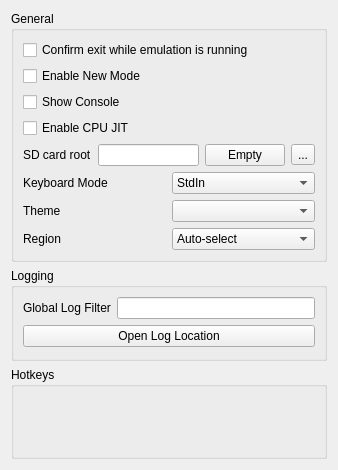
Above: src/citra_qt/configuration/configure_general.ui from grimtnt/citra before the change. Below: the same form after it.
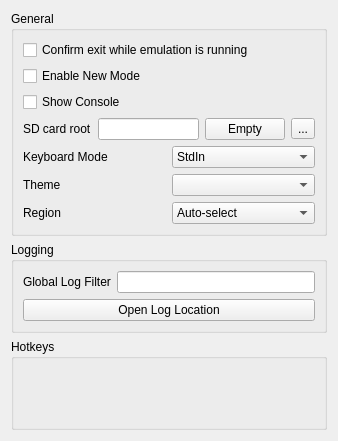
That is the form after the change. Custom widgets are drawn as their Qt base class.

The edit to the form file:
```diff
--- a/src/citra_qt/configuration/configure_general.ui
+++ b/src/citra_qt/configuration/configure_general.ui
@@ -7,7 +7,7 @@
     <x>0</x>
     <y>0</y>
     <width>338</width>
-    <height>470</height>
+    <height>441</height>
    </rect>
   </property>
   <property name="windowTitle">
@@ -48,13 +48,6 @@
             </property>
            </widget>
           </item>
-          <item>
-           <widget class="QCheckBox" name="toggle_cpu_jit">
-            <property name="text">
-             <string>Enable CPU JIT</string>
-            </property>
-           </widget>
-          </item>
           <item>
            <layout class="QHBoxLayout" name="layout_sd_card_root">
             <item>
```
